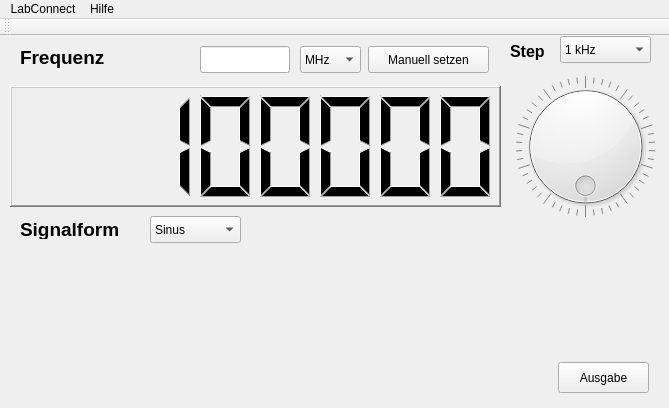
Qt form LabConnect.ui (LabConnect/Interface) before a commit.
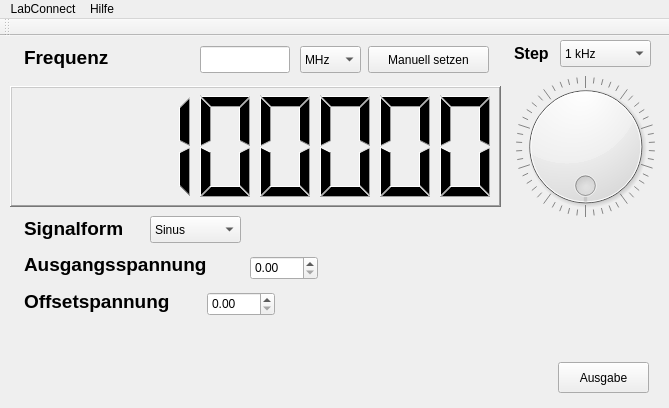
The same form after that commit.

The edit to the form file:
```diff
--- a/LabConnect.ui
+++ b/LabConnect.ui
@@ -85,7 +85,7 @@
    <widget class="QLabel" name="label">
     <property name="geometry">
      <rect>
-      <x>20</x>
+      <x>24</x>
       <y>11</y>
       <width>111</width>
       <height>21</height>
@@ -105,8 +105,8 @@
    <widget class="QLabel" name="label_3">
     <property name="geometry">
      <rect>
-      <x>510</x>
-      <y>0</y>
+      <x>514</x>
+      <y>2</y>
       <width>51</width>
       <height>31</height>
      </rect>
@@ -126,7 +126,7 @@
     <property name="geometry">
      <rect>
       <x>560</x>
-      <y>0</y>
+      <y>4</y>
       <width>91</width>
       <height>27</height>
      </rect>
@@ -267,10 +267,10 @@
    <widget class="QLabel" name="label_2">
     <property name="geometry">
      <rect>
-      <x>20</x>
-      <y>183</y>
+      <x>24</x>
+      <y>177</y>
       <width>121</width>
-      <height>20</height>
+      <height>31</height>
      </rect>
     </property>
     <property name="font">
@@ -312,6 +312,66 @@
      </property>
     </item>
    </widget>
+   <widget class="QLabel" name="label_4">
+    <property name="geometry">
+     <rect>
+      <x>24</x>
+      <y>213</y>
+      <width>221</width>
+      <height>31</height>
+     </rect>
+    </property>
+    <property name="font">
+     <font>
+      <pointsize>14</pointsize>
+      <weight>75</weight>
+      <bold>true</bold>
+     </font>
+    </property>
+    <property name="text">
+     <string>Ausgangsspannung</string>
+    </property>
+   </widget>
+   <widget class="QLabel" name="label_5">
+    <property name="geometry">
+     <rect>
+      <x>24</x>
+      <y>250</y>
+      <width>171</width>
+      <height>31</height>
+     </rect>
+    </property>
+    <property name="font">
+     <font>
+      <pointsize>14</pointsize>
+      <weight>75</weight>
+      <bold>true</bold>
+     </font>
+    </property>
+    <property name="text">
+     <string>Offsetspannung</string>
+    </property>
+   </widget>
+   <widget class="QDoubleSpinBox" name="doubleSpinBox">
+    <property name="geometry">
+     <rect>
+      <x>250</x>
+      <y>220</y>
+      <width>68</width>
+      <height>24</height>
+     </rect>
+    </property>
+   </widget>
+   <widget class="QDoubleSpinBox" name="doubleSpinBox_2">
+    <property name="geometry">
+     <rect>
+      <x>207</x>
+      <y>256</y>
+      <width>68</width>
+      <height>24</height>
+     </rect>
+    </property>
+   </widget>
   </widget>
   <widget class="QMenuBar" name="menuBar">
    <property name="geometry">
```
